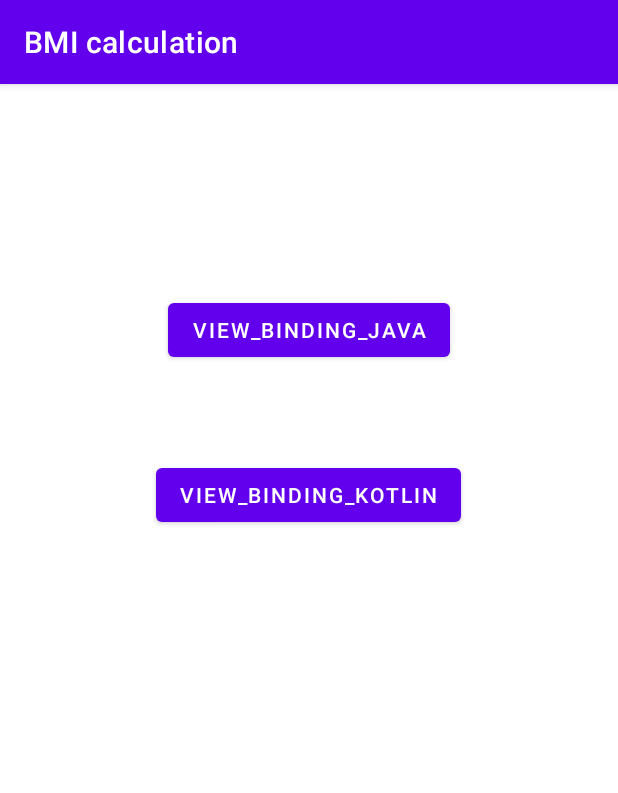
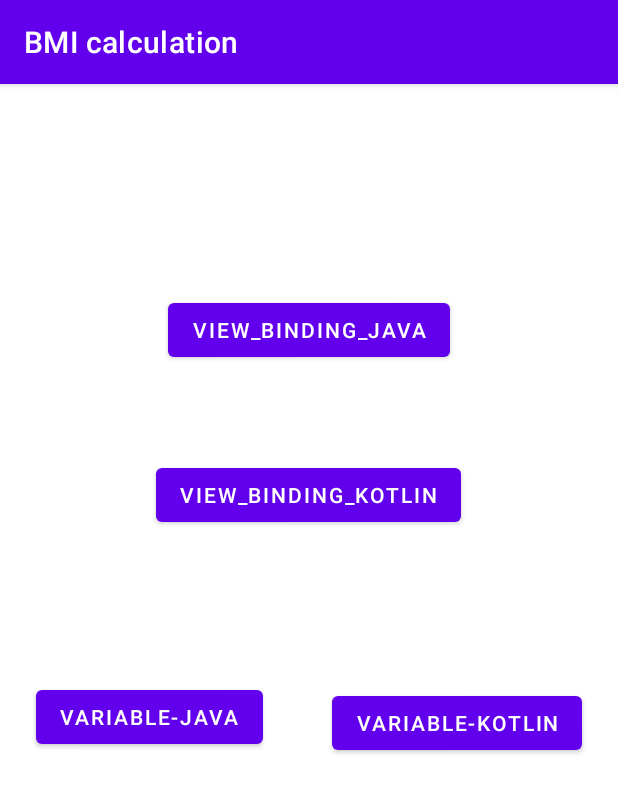
Before and after one commit to Hyejeong00/HelloKotlin, an Android app: the screen it shows after launch (MainActivity), on a phone screen of 412 x 824 dp. Shown: the top 793 px of the screen. Run offline under Robolectric (Android 15) with nearby library versions, the phone set to English and light mode, and no system bars.

Commit message:
Kotlin practice

```diff
--- a/app/src/main/java/com/example/hellokotlin/MainActivity.kt
+++ b/app/src/main/java/com/example/hellokotlin/MainActivity.kt
@@ -15,6 +15,8 @@ class MainActivity : AppCompatActivity() { //퍼블릭이 디폴트
 
         val btnJava = findViewById<Button>(R.id.btnJava)
         val btnKotlin = findViewById<Button>(R.id.btnKotlin)
+        val btnVarJava = findViewById<Button>(R.id.btnVarJava)
+        val btnVarKotlin = findViewById<Button>(R.id.btnVarKotlin)
 
         var intent : Intent
 
@@ -26,5 +28,11 @@ class MainActivity : AppCompatActivity() { //퍼블릭이 디폴트
             intent = Intent(this@MainActivity, BmiKotlinActivity::class.java)
             startActivity(intent)
         }
+        btnVarJava.setOnClickListener {
+            startActivity(Intent(this@MainActivity, VariableJavaActivity::class.java))
+        }
+        btnVarKotlin.setOnClickListener {
+            startActivity(Intent(this@MainActivity, VariableKotlinActivity::class.java))
+        }
     }
 }
--- a/app/src/main/res/layout/activity_main.xml
+++ b/app/src/main/res/layout/activity_main.xml
@@ -26,4 +26,24 @@
         app:layout_constraintHorizontal_bias="0.497"
         app:layout_constraintStart_toStartOf="parent"
         app:layout_constraintTop_toBottomOf="@+id/btnJava" />
+
+    <Button
+        android:id="@+id/btnVarJava"
+        android:layout_width="wrap_content"
+        android:layout_height="wrap_content"
+        android:layout_marginStart="24dp"
+        android:layout_marginTop="100dp"
+        android:text="VARIABLE-JAVA"
+        app:layout_constraintStart_toStartOf="parent"
+        app:layout_constraintTop_toBottomOf="@+id/btnKotlin" />
+
+    <Button
+        android:id="@+id/btnVarKotlin"
+        android:layout_width="wrap_content"
+        android:layout_height="wrap_content"
+        android:layout_marginTop="4dp"
+        android:layout_marginEnd="24dp"
+        android:text="VARIABLE-KOTLIN"
+        app:layout_constraintEnd_toEndOf="parent"
+        app:layout_constraintTop_toTopOf="@+id/btnVarJava" />
 </androidx.constraintlayout.widget.ConstraintLayout>
```
Also changed, not shown: app/src/main/AndroidManifest.xml (+7 -1 lines), app/src/main/java/com/example/hellokotlin/VariableJavaActivity.java (added, +40 -0 lines), app/src/main/java/com/example/hellokotlin/VariableKotlinActivity.kt (added, +29 -0 lines), app/src/main/res/layout/layout_variable.xml (added, +41 -0 lines).
